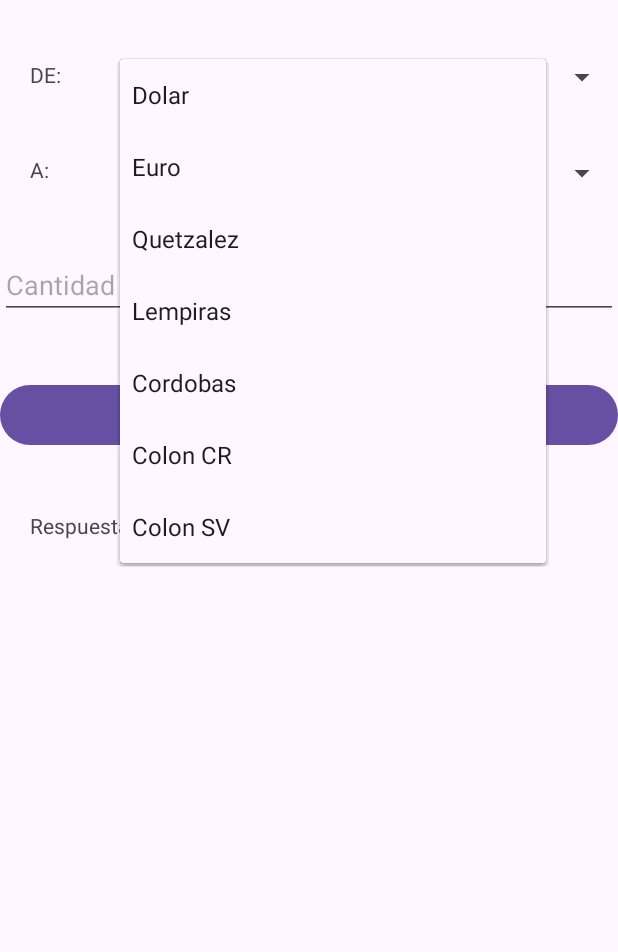
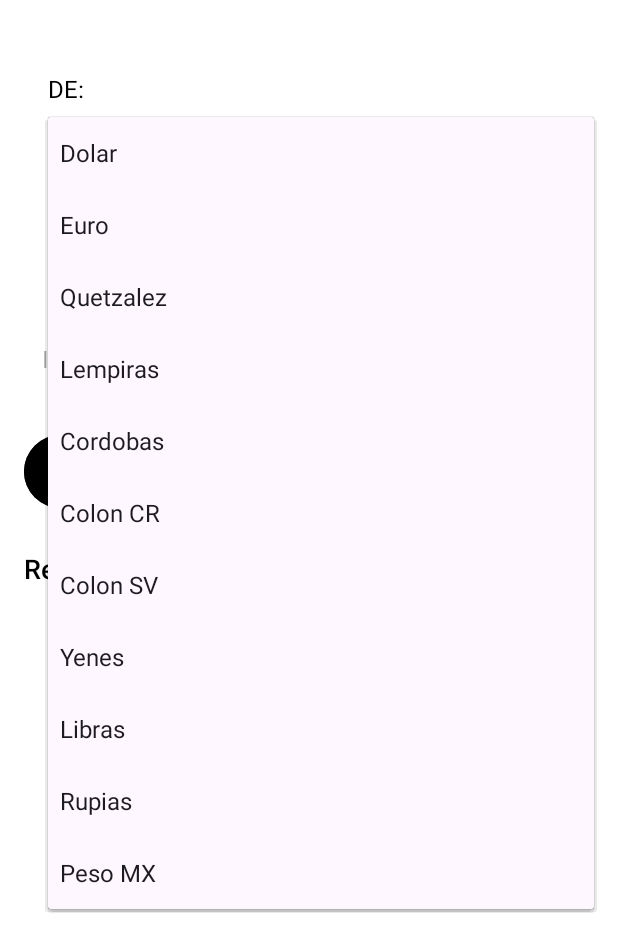
Before and after one commit to dannyRT21/ConversorProgra2, an Android app: the screen it shows after launch (MainActivity), after a tap on "Dolar", on a phone screen of 412 x 824 dp. Shown: the top 952 px of the screen. Run offline under Robolectric (Android 15) with nearby library versions, the phone set to English and light mode, and no system bars.

Commit message:
se agregaron mas valores al Array y algunas validaciones

```diff
--- a/app/src/main/java/com/ugb/conversorprogra2/MainActivity.java
+++ b/app/src/main/java/com/ugb/conversorprogra2/MainActivity.java
@@ -35,6 +35,15 @@ public class MainActivity extends AppCompatActivity {
         btn.setOnClickListener(new View.OnClickListener() {
             @Override
             public void onClick(View v) {
+                tempVal = findViewById(R.id.txtCantidad);
+                String cantidadTexto = tempVal.getText().toString();
+
+                // Validación para verificar si el campo está vacío
+                if (cantidadTexto.isEmpty()) {
+                    Toast.makeText(MainActivity.this, "INGRESA UN VALOR", Toast.LENGTH_SHORT).show();
+                    return; // Detener la ejecución si el campo está vacío
+                }
+
                 int opcion = tbh.getCurrentTab();
 
                 spn = findViewById(R.id.spnDeMonedas);
@@ -49,12 +58,15 @@ public class MainActivity extends AppCompatActivity {
                     return; // Detener la ejecución si las unidades son iguales
                 }
 
-                tempVal = findViewById(R.id.txtCantidad);
-                double cantidad = Double.parseDouble(tempVal.getText().toString());
+                double cantidad = Double.parseDouble(cantidadTexto);
 
                 tempVal = findViewById(R.id.lblRespuesta);
                 double respuesta = objConversores.convertir(opcion, de, a, cantidad);
-                tempVal.setText("Respuesta: "+ respuesta);
+
+                // Formatear la respuesta con dos decimales y el símbolo de la moneda
+                String[] simbolosMonedas = {"$", "€", "Q", "L", "C$", "₡", "₡", "¥", "£", "₹", "₱"};
+                String simbolo = simbolosMonedas[a];
+                tempVal.setText(String.format("Respuesta: %s %.2f", simbolo, respuesta));
             }
         });
     }
@@ -62,14 +74,15 @@ public class MainActivity extends AppCompatActivity {
 
 class conversores {
     double[][] valores = {
-            {1, 0.98, 7.73, 25.45, 36.78, 508.87, 8.74}, //monedas
-            {}, //Longitud
-            {}, //tiempo
-            {}, //Almacenamiento
-            {}, //Transferenciadedatos
+            // Dólar, Euro, Quetzal, Lempira, Córdoba, Colón CR, Colón SV, Yen, Libra, Rupia, Peso MX
+            {1, 0.98, 7.73, 25.45, 36.78, 508.87, 8.74, 0.0087, 0.0073, 0.0054, 0.049}, // Monedas
+            {}, // Longitud
+            {}, // Tiempo
+            {}, // Almacenamiento
+            {}, // Transferencia de datos
     };
 
     public double convertir(int opcion, int de, int a, double cantidad) {
-        return valores[opcion][a] / valores[opcion][de] * cantidad;
+        return (valores[opcion][a] / valores[opcion][de]) * cantidad;
     }
 }
--- a/app/src/main/res/layout/activity_main.xml
+++ b/app/src/main/res/layout/activity_main.xml
@@ -5,120 +5,152 @@
     android:id="@+id/main"
     android:layout_width="match_parent"
     android:layout_height="match_parent"
+    android:background="@color/white"
     tools:context=".MainActivity">
 
+    <!-- TabHost para las pestañas de conversión -->
     <TabHost
         android:id="@+id/tbhConversor"
         android:layout_width="match_parent"
-        android:layout_height="wrap_content">
+        android:layout_height="wrap_content"
+        android:layout_marginTop="16dp"
+        android:background="@color/white">
 
         <LinearLayout
             android:layout_width="match_parent"
             android:layout_height="match_parent"
             android:orientation="vertical">
 
+            <!-- Pestañas -->
             <TabWidget
                 android:id="@android:id/tabs"
                 android:layout_width="match_parent"
-                android:layout_height="wrap_content" />
+                android:layout_height="wrap_content"
+                android:background="@color/material_dynamic_neutral99"
+                android:tabStripEnabled="false" />
 
+            <!-- Contenido de las pestañas -->
             <FrameLayout
                 android:id="@android:id/tabcontent"
                 android:layout_width="match_parent"
-                android:layout_height="match_parent">
+                android:layout_height="match_parent"
+                android:padding="16dp">
 
+                <!-- Pestaña de Monedas -->
                 <RelativeLayout
                     android:id="@+id/tabMonedas"
                     android:layout_width="match_parent"
-                    android:layout_height="match_parent"
-                    android:orientation="vertical">
+                    android:layout_height="match_parent">
 
                     <TextView
                         android:id="@+id/lblDeMonedas"
-                        android:text="DE: "
-                        android:layout_marginTop="40dp"
-                        android:layout_marginLeft="20dp"
+                        android:text="DE:"
+                        android:textSize="16sp"
+                        android:textColor="@color/black"
+                        android:layout_marginTop="16dp"
+                        android:layout_marginLeft="16dp"
                         android:layout_width="wrap_content"
-                        android:layout_height="wrap_content"/>
+                        android:layout_height="wrap_content" />
+
                     <Spinner
+                        android:id="@+id/spnDeMonedas"
                         android:entries="@array/monedas"
-                        android:id="@+id/spnDeMonedas"
                         android:layout_below="@id/lblDeMonedas"
-                        android:layout_marginLeft="80dp"
-                        android:layout_marginTop="-20dp"
+                        android:layout_marginTop="8dp"
+                        android:layout_marginLeft="16dp"
                         android:layout_width="match_parent"
-                        android:layout_height="wrap_content"/>
+                        android:layout_height="wrap_content"
+                        android:background="@color/cardview_light_background" />
+
                     <TextView
                         android:id="@+id/lblAMonedas"
-                        android:text="A: "
+                        android:text="A:"
+                        android:textSize="16sp"
+                        android:textColor="@color/black"
                         android:layout_below="@id/spnDeMonedas"
-                        android:layout_marginTop="40dp"
-                        android:layout_marginLeft="20dp"
+                        android:layout_marginTop="24dp"
+                        android:layout_marginLeft="16dp"
                         android:layout_width="wrap_content"
-                        android:layout_height="wrap_content"/>
+                        android:layout_height="wrap_content" />
+
                     <Spinner
+                        android:id="@+id/spnAMonedas"
                         android:entries="@array/monedas"
-                        android:id="@+id/spnAMonedas"
-                        android:layout_below="@id/spnDeMonedas"
-                        android:layout_marginLeft="80dp"
-                        android:layout_marginTop="40dp"
+                        android:layout_below="@id/lblAMonedas"
+                        android:layout_marginTop="8dp"
+                        android:layout_marginLeft="16dp"
                         android:layout_width="match_parent"
-                        android:layout_height="wrap_content"/>
+                        android:layout_height="wrap_content"
+                        android:background="@color/white" />
                 </RelativeLayout>
 
+                <!-- Otras pestañas (Longitud, Tiempo, Almacenamiento, Transferencia de Datos) -->
                 <RelativeLayout
                     android:id="@+id/tabLongitud"
                     android:layout_width="match_parent"
-                    android:layout_height="match_parent"
-                    android:orientation="vertical">
-
-                </RelativeLayout>
+                    android:layout_height="match_parent" />
 
                 <RelativeLayout
                     android:id="@+id/tabTiempo"
                     android:layout_width="match_parent"
-                    android:layout_height="match_parent"
-                    android:orientation="vertical">
+                    android:layout_height="match_parent" />
 
-                </RelativeLayout>
                 <RelativeLayout
                     android:id="@+id/tabAlmacenamiento"
                     android:layout_width="match_parent"
-                    android:layout_height="match_parent"
-                    android:orientation="vertical">
+                    android:layout_height="match_parent" />
 
-                </RelativeLayout>
                 <RelativeLayout
                     android:id="@+id/tabTransferenciadedatos"
                     android:layout_width="match_parent"
-                    android:layout_height="match_parent"
-                    android:orientation="vertical">
-
-                </RelativeLayout>
+                    android:layout_height="match_parent" />
             </FrameLayout>
         </LinearLayout>
     </TabHost>
 
+    <!-- Campo de entrada para la cantidad -->
+
     <EditText
-        android:hint="Cantidad"
-        android:layout_below="@+id/tbhConversor"
-        android:layout_marginTop="40dp"
         android:id="@+id/txtCantidad"
+        android:hint="Ingrese la cantidad"
+        android:layout_below="@id/tbhConversor"
+        android:layout_marginTop="24dp"
+        android:layout_marginLeft="16dp"
+        android:layout_marginRight="16dp"
         android:layout_width="match_parent"
-        android:layout_height="wrap_content"/>
+        android:layout_height="wrap_content"
+        android:padding="12dp"
+        android:background="@color/white"
+        android:textColor="@color/black"
+        android:textSize="16sp"
+        android:inputType="numberDecimal" />
+
+    <!-- Botón de calcular -->
     <Button
         android:id="@+id/btnCalcular"
-        android:layout_below="@+id/txtCantidad"
-        android:layout_marginTop="40dp"
         android:text="CALCULAR"
+        android:layout_below="@id/txtCantidad"
+        android:layout_marginTop="24dp"
+        android:layout_marginLeft="16dp"
+        android:layout_marginRight="16dp"
         android:layout_width="match_parent"
-        android:layout_height="wrap_content"/>
+        android:layout_height="wrap_content"
+        android:backgroundTint="@color/black"
+        android:textColor="@color/white"
+        android:textSize="18sp"
+        android:padding="12dp"
+        android:fontFamily="sans-serif-medium" />
+
+    <!-- Texto para mostrar la respuesta -->
     <TextView
         android:id="@+id/lblRespuesta"
-        android:layout_below="@+id/btnCalcular"
-        android:layout_marginTop="40dp"
-        android:layout_marginLeft="20dp"
         android:text="Respuesta: ?"
+        android:layout_below="@id/btnCalcular"
+        android:layout_marginTop="24dp"
+        android:layout_marginLeft="16dp"
         android:layout_width="wrap_content"
-        android:layout_height="wrap_content"/>
+        android:layout_height="wrap_content"
+        android:textColor="@color/black"
+        android:textSize="18sp"
+        android:fontFamily="sans-serif-medium" />
 </RelativeLayout>
--- a/app/src/main/res/values/strings.xml
+++ b/app/src/main/res/values/strings.xml
@@ -9,5 +9,11 @@
         <item>Cordobas</item>
         <item>Colon CR</item>
         <item>Colon SV</item>
+        <item>Yenes</item>
+        <item>Libras</item>
+        <item>Rupias</item>
+        <item>Peso MX</item>
+
+
     </string-array>
 </resources>
```
